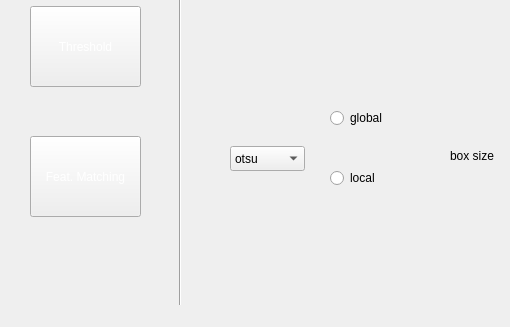
Above: mainwindow.ui from ahmeddemaad/Image_Segmentation before the change; both pictures show x 0 to 510 and y 343 to 670 of the 1221 by 670 pixel window. Below: the same form after it.
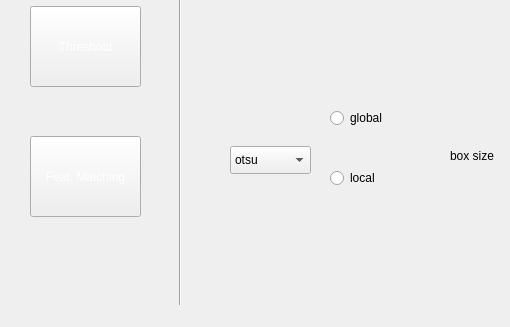
That is the form after the change. The open tabs and pages were chosen to show the change.

The edit to the form file:
```diff
--- a/mainwindow.ui
+++ b/mainwindow.ui
@@ -257,8 +257,8 @@
        <rect>
         <x>30</x>
         <y>460</y>
-        <width>75</width>
-        <height>25</height>
+        <width>81</width>
+        <height>28</height>
        </rect>
       </property>
       <item>
```
